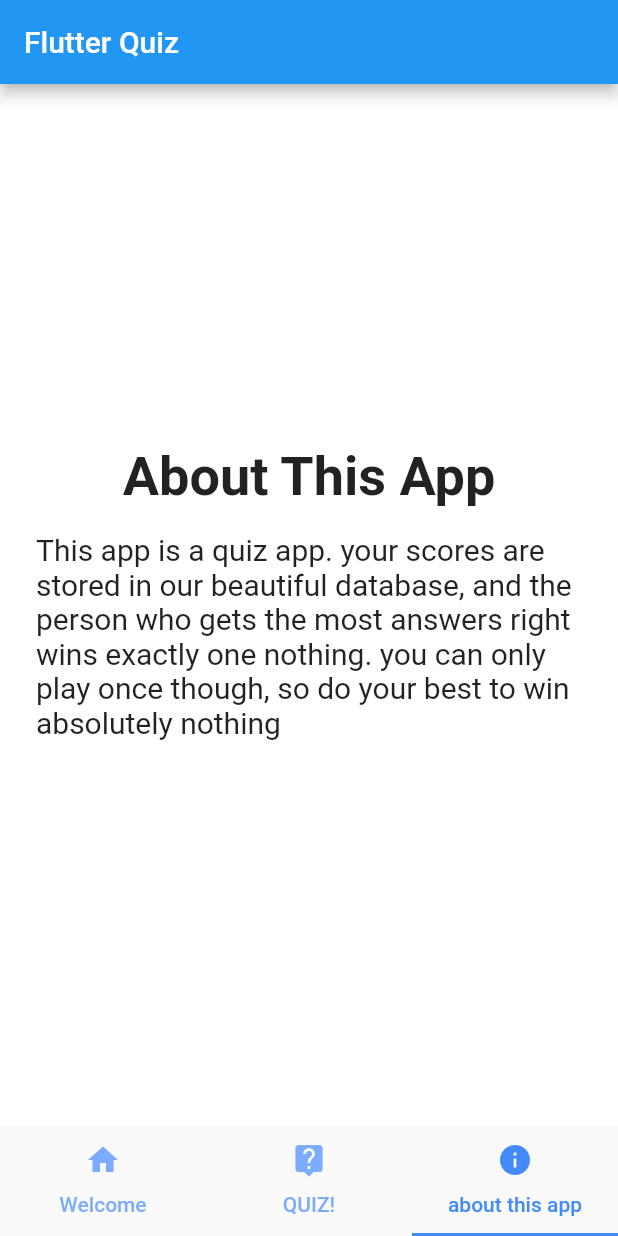
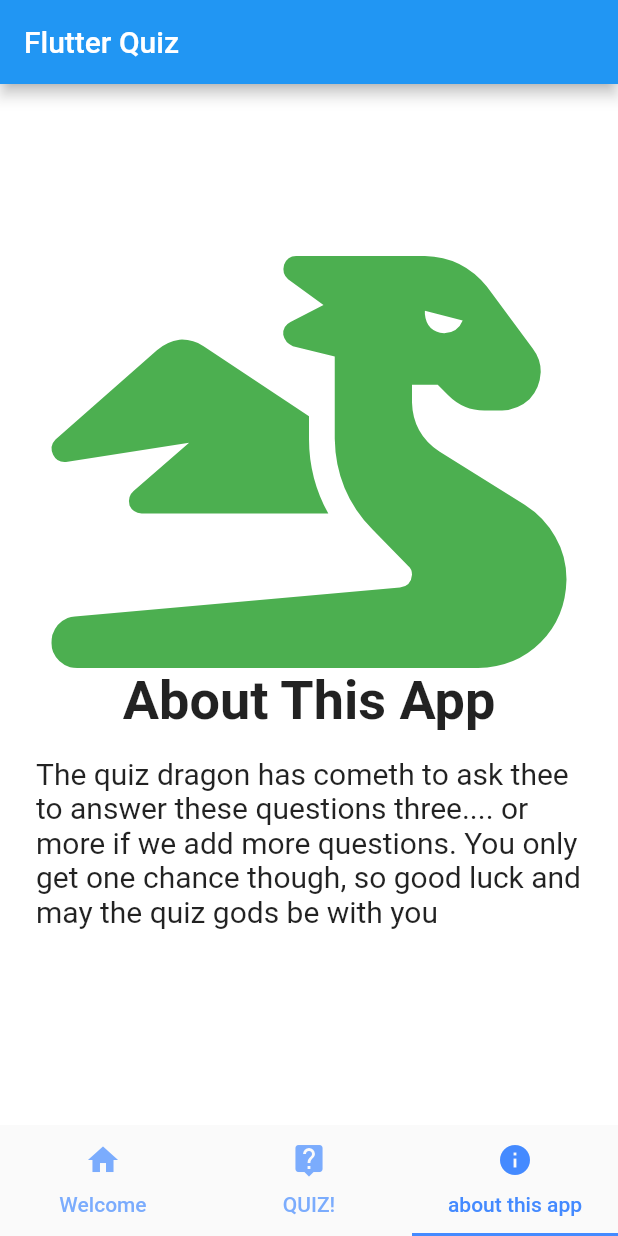
Before and after one commit to galileo-academy-wmiw/Quiz_App_Leaf, a Flutter app: the screen it shows once a user with an empty profile is signed in, item 3 of the bottom bar chosen, on a phone screen of 412 x 824 dp. Run offline on Flutter 3.47's test engine with Material 2 defaults, Android fonts, the light colour scheme and no system bars; our stand-ins replace cloud_firestore, firebase_auth, firebase_core, firebase_storage, font_awesome_flutter; accounts and stored records are empty.

Commit message:
made the text more fun and added DRAGONS🐉

```diff
--- a/lib/info.dart
+++ b/lib/info.dart
@@ -1,5 +1,5 @@
 import 'package:flutter/material.dart';
-
+import 'package:font_awesome_flutter/font_awesome_flutter.dart';
 import 'package:quiz_app/library.dart' as lib;
 
 class Info extends StatelessWidget {
@@ -11,22 +11,37 @@ class Info extends StatelessWidget {
     double screenHeight = MediaQuery.of(context).size.height;
     return Container(
       color: Colors.white,
-      child: const Padding(
+      child: Padding(
         padding: EdgeInsets.all(8.0),
         child: Column(
           mainAxisAlignment: MainAxisAlignment.center,
           crossAxisAlignment: CrossAxisAlignment.center,
           children: [
-            Text("About This App", style: lib.headingText, textScaleFactor: 2,),
+            FaIcon(
+              FontAwesomeIcons.dragon,
+              size: (screenWidth / 6) * 4,
+              color: Colors.green,
+            ),
+            Column(
+              mainAxisAlignment: MainAxisAlignment.center,
+              crossAxisAlignment: CrossAxisAlignment.center,
+              children: [
+                Text(
+                  "About This App",
+                  style: lib.headingText,
+                  textScaleFactor: 2,
+                ),
                 Padding(
                   padding: EdgeInsets.all(16.0),
-              child: Text("This app is a quiz app. your scores are stored in our beautiful database, and the person who gets the most answers right wins exactly one nothing. you can only play once though, so do your best to win absolutely nothing",
+                  child: Text(
+                    "The quiz dragon has cometh to ask thee to answer these questions three.... or more if we add more questions. You only get one chance though, so good luck and may the quiz gods be with you",
                     style: lib.baseText,
                     textScaleFactor: 1.25,
                   ),
                 )
               ],
-
+            ),
+          ],
         ),
       ),
     );
```
Lines whose indentation alone changed are shown as unchanged.
